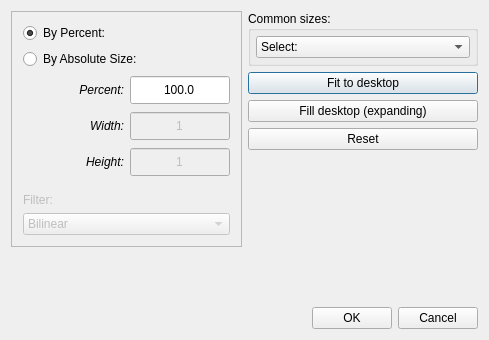
First picture: the form in qimgv/gui/dialogs/resizedialog.ui, repository yeezylife/qimgv, before the edit.
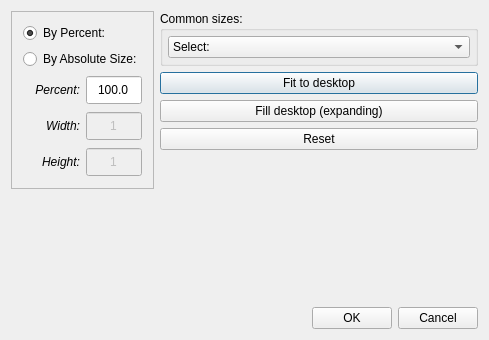
Second picture: the form after the edit.

Diff of the .ui file:
```diff
--- a/qimgv/gui/dialogs/resizedialog.ui
+++ b/qimgv/gui/dialogs/resizedialog.ui
@@ -257,74 +257,6 @@
           </item>
          </layout>
         </item>
-        <item>
-         <spacer name="verticalSpacer">
-          <property name="orientation">
-           <enum>Qt::Vertical</enum>
-          </property>
-          <property name="sizeType">
-           <enum>QSizePolicy::Maximum</enum>
-          </property>
-          <property name="sizeHint" stdset="0">
-           <size>
-            <width>20</width>
-            <height>10</height>
-           </size>
-          </property>
-         </spacer>
-        </item>
-        <item>
-         <widget class="QLabel" name="label_4">
-          <property name="enabled">
-           <bool>false</bool>
-          </property>
-          <property name="text">
-           <string>Filter:</string>
-          </property>
-         </widget>
-        </item>
-        <item>
-         <widget class="QComboBox" name="comboBox">
-          <property name="enabled">
-           <bool>false</bool>
-          </property>
-          <property name="sizePolicy">
-           <sizepolicy hsizetype="MinimumExpanding" vsizetype="Minimum">
-            <horstretch>0</horstretch>
-            <verstretch>0</verstretch>
-           </sizepolicy>
-          </property>
-          <property name="minimumSize">
-           <size>
-            <width>0</width>
-            <height>0</height>
-           </size>
-          </property>
-          <property name="currentIndex">
-           <number>1</number>
-          </property>
-          <item>
-           <property name="text">
-            <string>Nearest</string>
-           </property>
-          </item>
-          <item>
-           <property name="text">
-            <string>Bilinear</string>
-           </property>
-          </item>
-          <item>
-           <property name="text">
-            <string>Bicubic</string>
-           </property>
-          </item>
-          <item>
-           <property name="text">
-            <string>Lanczos3</string>
-           </property>
-          </item>
-         </widget>
-        </item>
        </layout>
       </widget>
      </item>
```
Left out of the diff: 1 changed line with no effect on the pictures.
